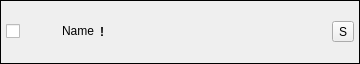
The window that src/ui/FaceTracker.ui (ashmanix/ashmanix-moveface-obs-plugin) describes before a commit, drawn with Qt 5.
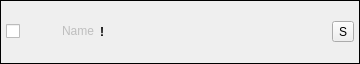
The same window after the commit.

Patch:
```diff
--- a/src/ui/FaceTracker.ui
+++ b/src/ui/FaceTracker.ui
@@ -103,6 +103,9 @@
         </item>
         <item>
          <widget class="QLabel" name="trackerNameLabel">
+          <property name="enabled">
+           <bool>false</bool>
+          </property>
           <property name="text">
            <string>Name</string>
           </property>
```
